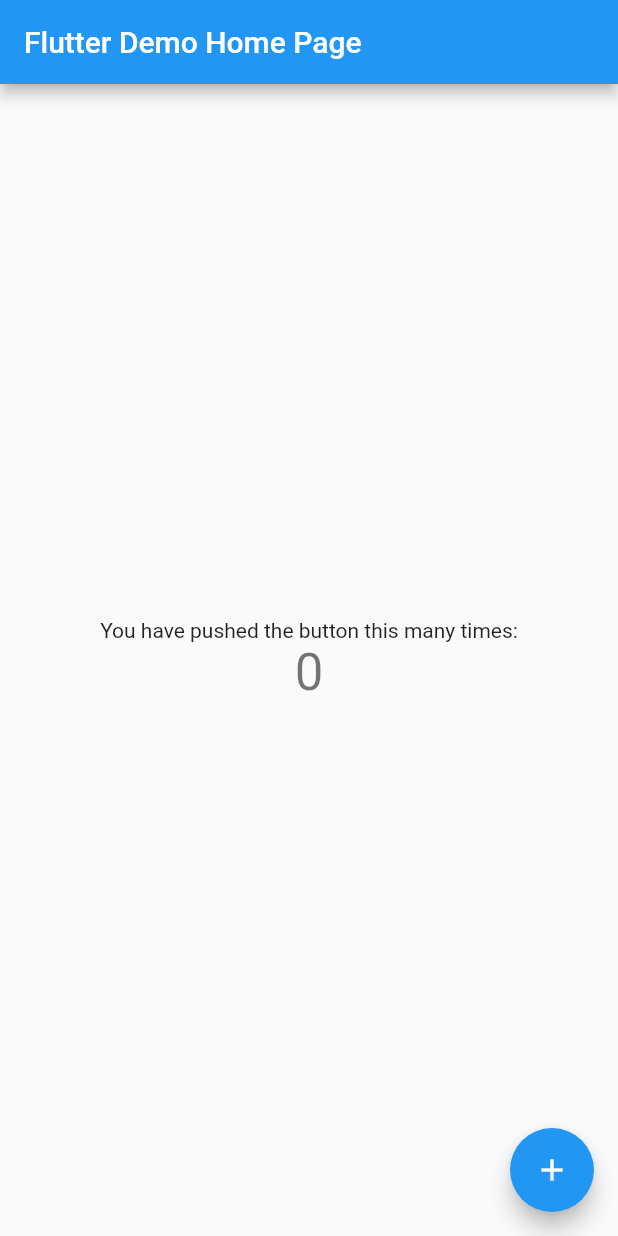
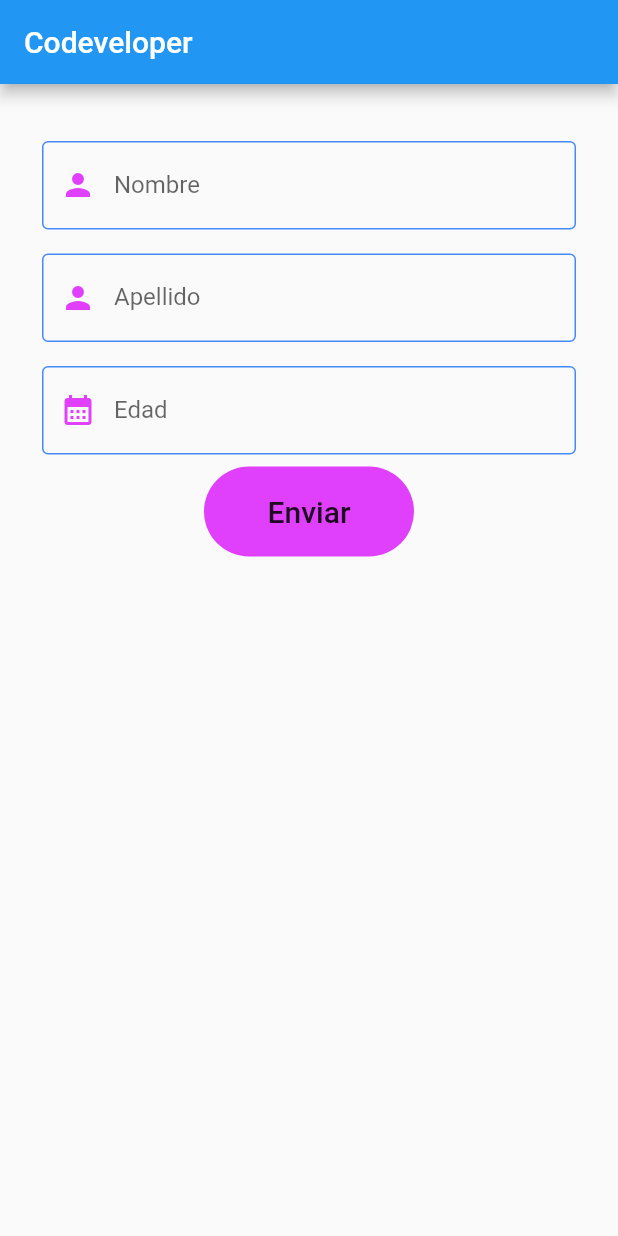
Before and after one commit to vidal1101/Example-forms-provider-flutter, a Flutter app: the screen it shows after launch, on a phone screen of 412 x 824 dp. Run offline on Flutter 3.47's test engine with Material 2 defaults, Android fonts, the phone set to English and light mode, and no system bars.

Commit message:
example form with provider

```diff
--- /dev/null
+++ b/lib/forms/form_user.dart
@@ -0,0 +1,12 @@
+import 'package:flutter/material.dart';
+
+class FormUser extends ChangeNotifier {
+
+  GlobalKey<FormState> formkey = GlobalKey<FormState>();
+
+
+  String nombre = "";
+  String apellido = "";
+  String edad = "";
+
+}
--- a/lib/main.dart
+++ b/lib/main.dart
@@ -1,4 +1,8 @@
 import 'package:flutter/material.dart';
+import 'package:provider/provider.dart';
+import 'package:exampleformsprovider/forms/form_user.dart';
+import 'package:exampleformsprovider/pages/homepage.dart';
+import 'package:exampleformsprovider/pages/secondpage.dart';
 
 void main() {
   runApp(const MyApp());
@@ -10,106 +14,23 @@
   // This widget is the root of your application.
   @override
   Widget build(BuildContext context) {
-    return MaterialApp(
-      title: 'Flutter Demo',
-      theme: ThemeData(
-        // This is the theme of your application.
-        //
-        // Try running your application with "flutter run". You'll see the
-        // application has a blue toolbar. Then, without quitting the app, try
-        // changing the primarySwatch below to Colors.green and then invoke
-        // "hot reload" (press "r" in the console where you ran "flutter run",
-        // or simply save your changes to "hot reload" in a Flutter IDE).
-        // Notice that the counter didn't reset back to zero; the application
-        // is not restarted.
-        primarySwatch: Colors.blue,
+    return MultiProvider(
+      providers: [
+        ChangeNotifierProvider(create: (context) =>  FormUser(),),
+
+      ],
+      child: MaterialApp(
+        debugShowCheckedModeBanner: false,
+        theme: ThemeData(
+          primarySwatch: Colors.blue,
+        ),
+        //home:
+        initialRoute: 'home',
+        routes: {
+          'home'    :(_) => HomePage(),
+          'second' :(_) => SecondPage(),
+        },
       ),
-      home: const MyHomePage(title: 'Flutter Demo Home Page'),
     );
   }
 }
-
-class MyHomePage extends StatefulWidget {
-  const MyHomePage({super.key, required this.title});
-
-  // This widget is the home page of your application. It is stateful, meaning
-  // that it has a State object (defined below) that contains fields that affect
-  // how it looks.
-
-  // This class is the configuration for the state. It holds the values (in this
-  // case the title) provided by the parent (in this case the App widget) and
-  // used by the build method of the State. Fields in a Widget subclass are
-  // always marked "final".
-
-  final String title;
-
-  @override
-  State<MyHomePage> createState() => _MyHomePageState();
-}
-
-class _MyHomePageState extends State<MyHomePage> {
-  int _counter = 0;
-
-  void _incrementCounter() {
-    setState(() {
-      // This call to setState tells the Flutter framework that something has
-      // changed in this State, which causes it to rerun the build method below
-      // so that the display can reflect the updated values. If we changed
-      // _counter without calling setState(), then the build method would not be
-      // called again, and so nothing would appear to happen.
-      _counter++;
-    });
-  }
-
-  @override
-  Widget build(BuildContext context) {
-    // This method is rerun every time setState is called, for instance as done
-    // by the _incrementCounter method above.
-    //
-    // The Flutter framework has been optimized to make rerunning build methods
-    // fast, so that you can just rebuild anything that needs updating rather
-    // than having to individually change instances of widgets.
-    return Scaffold(
-      appBar: AppBar(
-        // Here we take the value from the MyHomePage object that was created by
-        // the App.build method, and use it to set our appbar title.
-        title: Text(widget.title),
-      ),
-      body: Center(
-        // Center is a layout widget. It takes a single child and positions it
-        // in the middle of the parent.
-        child: Column(
-          // Column is also a layout widget. It takes a list of children and
-          // arranges them vertically. By default, it sizes itself to fit its
-          // children horizontally, and tries to be as tall as its parent.
-          //
-          // Invoke "debug painting" (press "p" in the console, choose the
-          // "Toggle Debug Paint" action from the Flutter Inspector in Android
-          // Studio, or the "Toggle Debug Paint" command in Visual Studio Code)
-          // to see the wireframe for each widget.
-          //
-          // Column has various properties to control how it sizes itself and
-          // how it positions its children. Here we use mainAxisAlignment to
-          // center the children vertically; the main axis here is the vertical
-          // axis because Columns are vertical (the cross axis would be
-          // horizontal).
-          mainAxisAlignment: MainAxisAlignment.center,
-          children: <Widget>[
-            const Text(
-              'You have pushed the button this many times:',
-            ),
-            Text(
-              '$_counter',
-              style: Theme.of(context).textTheme.headline4,
-            ),
-          ],
-        ),
-      ),
-      floatingActionButton: FloatingActionButton(
-        onPressed: _incrementCounter,
-        tooltip: 'Increment',
-        child: const Icon(Icons.add),
-      ), // This trailing comma makes auto-formatting nicer for build methods.
-    );
-  }
-}
--- /dev/null
+++ b/lib/pages/homepage.dart
@@ -0,0 +1,118 @@
+import 'package:exampleformsprovider/forms/form_user.dart';
+import 'package:exampleformsprovider/widgets/inputdecorationcustom.dart';
+import 'package:flutter/material.dart';
+import 'package:provider/provider.dart';
+
+
+class HomePage extends StatelessWidget {
+  const HomePage({super.key});
+
+  @override
+  Widget build(BuildContext context) {
+    final formuserprovider = Provider.of<FormUser>(context);
+    return Scaffold(
+      appBar: AppBar(
+        title: const Text('Codeveloper'),
+      ),
+      body: SingleChildScrollView(
+        child: Container(
+          margin: EdgeInsets.only(
+            top: 30,
+            left: 20,
+            right: 20,
+          ),
+          child: Form(
+            key: formuserprovider.formkey,
+            autovalidateMode: AutovalidateMode.onUserInteraction,
+            child: Column(
+              children: [
+                Padding(
+                  padding: const EdgeInsets.all(8.0),
+                  child: TextFormField(
+                    keyboardType: TextInputType.text,
+                    onChanged: (value) {
+                      formuserprovider.nombre = value.toString();
+                    },
+                    validator: (value) {
+                      if(value!.isEmpty) return 'Escriba su nombre';
+                    },
+                    decoration: InputDecorationCustom.getInputDecoration(
+                      labeltext: 'Nombre',
+                      hintext: 'nombre',
+                      prefixicon: Icons.person,
+                    ),
+                  ),
+                ),
+
+                Padding(
+                  padding: const EdgeInsets.all(8.0),
+                  child: TextFormField(
+                    keyboardType: TextInputType.text,
+                    onChanged: (value) {
+                      formuserprovider.apellido = value.toString();
+                    },
+                    validator: (value) {
+                      if(value!.isEmpty) return 'Escriba su apellido';
+                    },
+                    decoration: InputDecorationCustom.getInputDecoration(
+                      labeltext: 'Apellido',
+                      hintext: 'apellido',
+                      prefixicon: Icons.person,
+                    ),
+                  ),
+                ),
+                Padding(
+                  padding: const EdgeInsets.all(8.0),
+                  child: TextFormField(
+                    keyboardType: TextInputType.number,
+                    onChanged: (value) {
+                      formuserprovider.edad = value.toString();
+                    },
+                    validator: (value) {
+                      if(value!.isEmpty) return 'Escriba su nombre';
+                    },
+                    decoration: InputDecorationCustom.getInputDecoration(
+                      labeltext: 'Edad',
+                      hintext: 'edad',
+                      prefixicon: Icons.calendar_month,
+                    ),
+                  ),
+                ),
+
+                Container(
+                  height: 60,
+                  width: 140,
+                  decoration: BoxDecoration(
+                    color: Colors.purpleAccent,
+                    borderRadius: BorderRadius.circular(30),
+                  ),
+                  child: MaterialButton(
+                    child: const Text(
+                      'Enviar',
+                      style: TextStyle(
+                        fontSize: 20,
+                      ),
+                    ),
+                    onPressed: () {
+
+                      FocusScope.of(context).unfocus();
+                      if(formuserprovider.formkey.currentState!.validate()){
+                        //print('correcto');
+                        Navigator.pushNamed(context, 'second');
+                      }else{
+                        ScaffoldMessenger.of(context).showSnackBar(
+                          SnackBar(content: Text('Falta información !!')),
+                        );
+                      }
+
+                    },
+                  ),
+                )
+              ],
+            ),
+          ),
+        ),
+      ),
+    );
+  }
+}
--- /dev/null
+++ b/lib/pages/secondpage.dart
@@ -0,0 +1,48 @@
+import 'package:exampleformsprovider/forms/form_user.dart';
+import 'package:flutter/material.dart';
+import 'package:provider/provider.dart';
+
+
+class SecondPage extends StatelessWidget {
+  const SecondPage({super.key});
+
+  @override
+  Widget build(BuildContext context) {
+    final formuserprovider = Provider.of<FormUser>(context);
+    return Scaffold(
+      appBar: AppBar(
+        title: const Text('Second Page'),
+      ),
+      body: Center(
+        child: Column(
+          crossAxisAlignment: CrossAxisAlignment.center,
+          mainAxisAlignment: MainAxisAlignment.center,
+          children: [
+
+            Padding(
+              padding: const EdgeInsets.all(8.0),
+              child: Text('Nombre; ${formuserprovider.nombre} ',
+              style: TextStyle(
+                fontSize: 20,
+              ),),
+            ),
+            Padding(
+              padding: const EdgeInsets.all(8.0),
+              child: Text('Apellido; ${formuserprovider.apellido} ',
+              style: TextStyle(
+                fontSize: 20,
+              ),),
+            ),
+            Padding(
+              padding: const EdgeInsets.all(8.0),
+              child: Text('Edad; ${formuserprovider.edad} ',
+              style: TextStyle(
+                fontSize: 20,
+              ),),
+            ),
+          ],
+        ),
+      ),
+    );
+  }
+}
--- /dev/null
+++ b/lib/widgets/inputdecorationcustom.dart
@@ -0,0 +1,34 @@
+import 'package:flutter/material.dart';
+
+class InputDecorationCustom {
+
+  static InputDecoration getInputDecoration ({
+
+    required String labeltext,
+    required String hintext,
+    IconData? prefixicon,
+
+  }){
+    return InputDecoration(
+      enabledBorder: const OutlineInputBorder(
+        borderSide: BorderSide(
+          color: Colors.blueAccent,
+          style: BorderStyle.solid,
+        )
+      ),
+      focusedBorder: const  OutlineInputBorder(
+        borderSide: BorderSide(
+          color: Colors.blueAccent,
+          style: BorderStyle.solid,
+        )
+      ),
+      labelText: labeltext,
+      hintText: hintext,
+      prefixIcon: prefixicon != null ? Icon(prefixicon,
+        color: Colors.purpleAccent,
+      ) : null
+    );
+  }
+
+
+}
```
Also changed, not shown: pubspec.yaml (+4 -15 lines), pubspec.lock.
